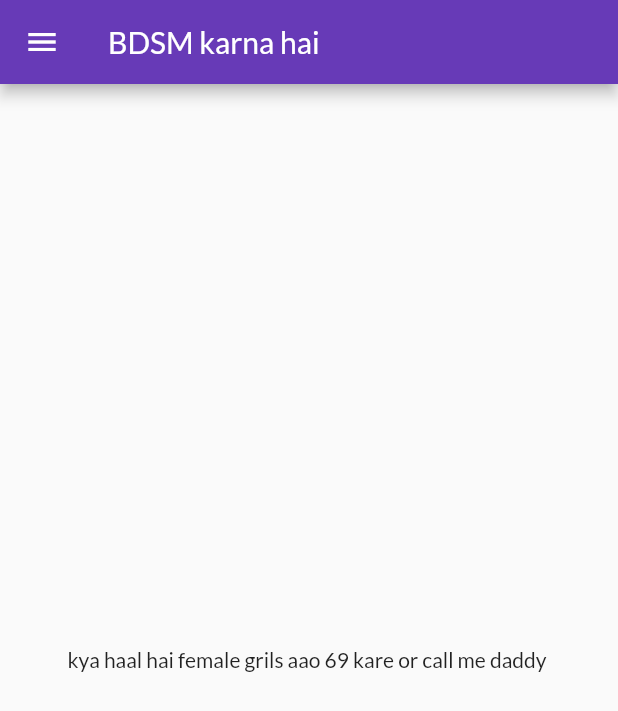
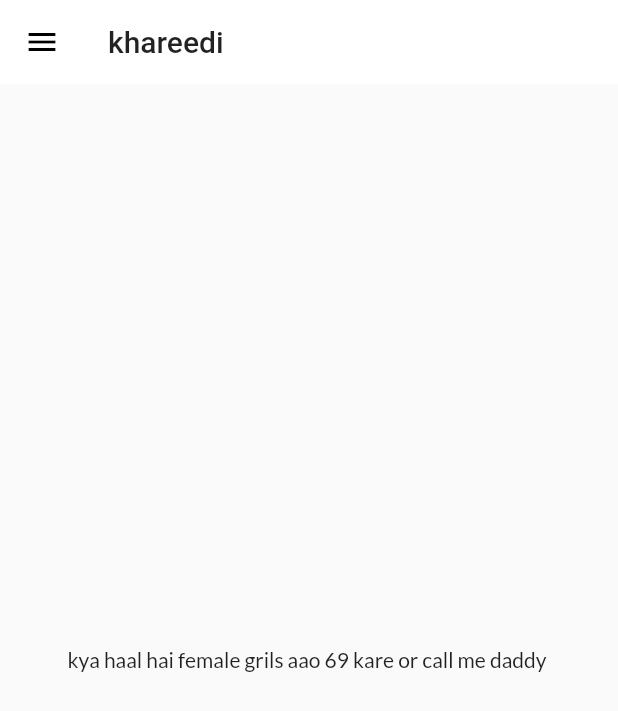
Before and after one commit to anujsinghrawat/flutterdemo, a Flutter app: the Homepage screen opened by its route, on a phone screen of 412 x 824 dp. Shown: the top 711 px of the screen. Run offline on Flutter 3.47's test engine with Material 2 defaults, Android fonts, the phone set to English and light mode, and no system bars; our stand-ins replace google_fonts.

Commit message:
themeExtracted
Signed-off-by: anujsinghrawat <2003013019@ipec.org.in>

```diff
--- a/lib/main.dart
+++ b/lib/main.dart
@@ -2,6 +2,7 @@ import 'package:flutter/material.dart';
 import 'package:flutterdemo/pages/home_page.dart';
 import 'package:flutterdemo/pages/login_page.dart';
 import 'package:flutterdemo/utils/routes.dart';
+import 'package:flutterdemo/widgets/theme.dart';
 import 'package:google_fonts/google_fonts.dart';
 
 void main() {
@@ -22,13 +23,8 @@ class MyApp extends StatelessWidget {
     bringMaal(ruppes: 1000);
     return MaterialApp(
       themeMode: ThemeMode.light,
-      theme: ThemeData(
-        primarySwatch: Colors.deepPurple,
-        fontFamily: GoogleFonts.lato().fontFamily,
-      ),
-      darkTheme: ThemeData(
-        brightness: Brightness.dark,
-      ),
+      theme: MyTheme.lightTheme(context),
+      darkTheme: MyTheme.darkTheme(context),
       initialRoute: "MyRoutes.homeRoute",
       routes: {
         "/":(context) => LoginPage(),
--- a/lib/pages/home_page.dart
+++ b/lib/pages/home_page.dart
@@ -12,7 +12,10 @@ class Homepage extends StatelessWidget {
 
     return Scaffold(
       appBar: AppBar(
-        title: Text("BDSM karna hai"),
+
+        title: Text("khareedi",
+
+        ),
       ),
       body: Center(
           child: Container(
--- /dev/null
+++ b/lib/widgets/theme.dart
@@ -0,0 +1,19 @@
+import 'package:flutter/material.dart';
+import 'package:google_fonts/google_fonts.dart';
+
+class MyTheme {
+  static ThemeData lightTheme(BuildContext context) => ThemeData(
+      primarySwatch: Colors.deepPurple,
+      fontFamily: GoogleFonts.lato().fontFamily,
+      appBarTheme: AppBarTheme(
+        color: Colors.white,
+        elevation: 0.0,
+        iconTheme: IconThemeData(color: Colors.black),
+        toolbarTextStyle: Theme.of(context).textTheme.bodyText2,
+        titleTextStyle: Theme.of(context).textTheme.headline6,
+      ));
+
+
+  static ThemeData darkTheme (BuildContext context) => ThemeData(
+      brightness: Brightness.dark);
+}
```
